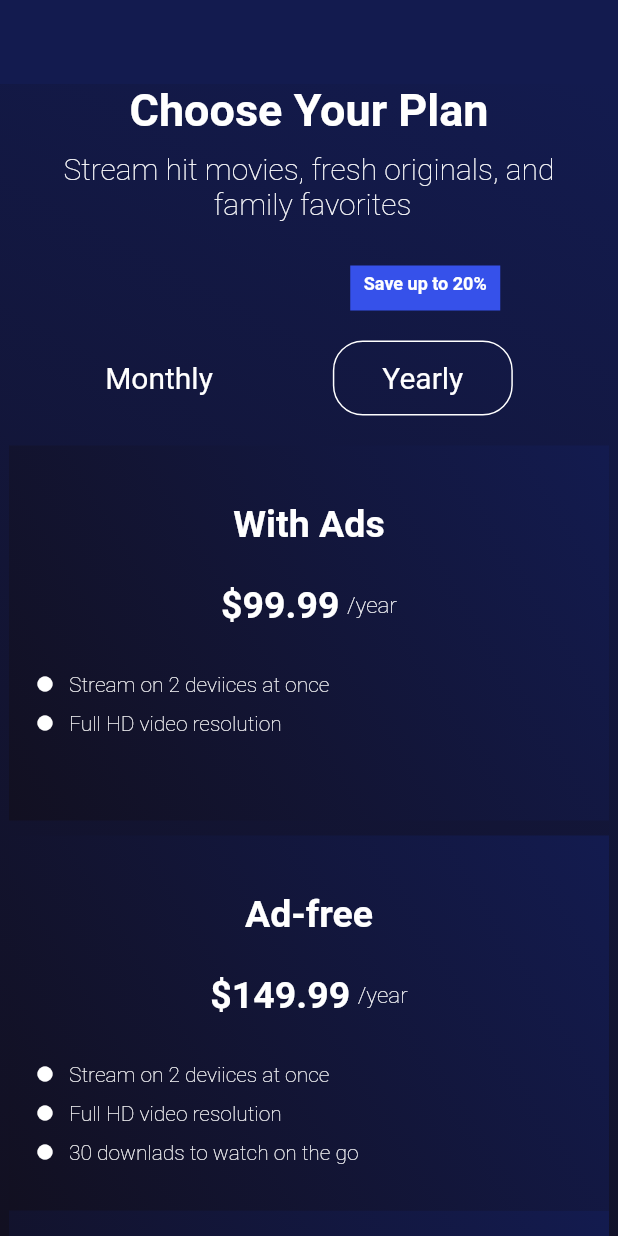
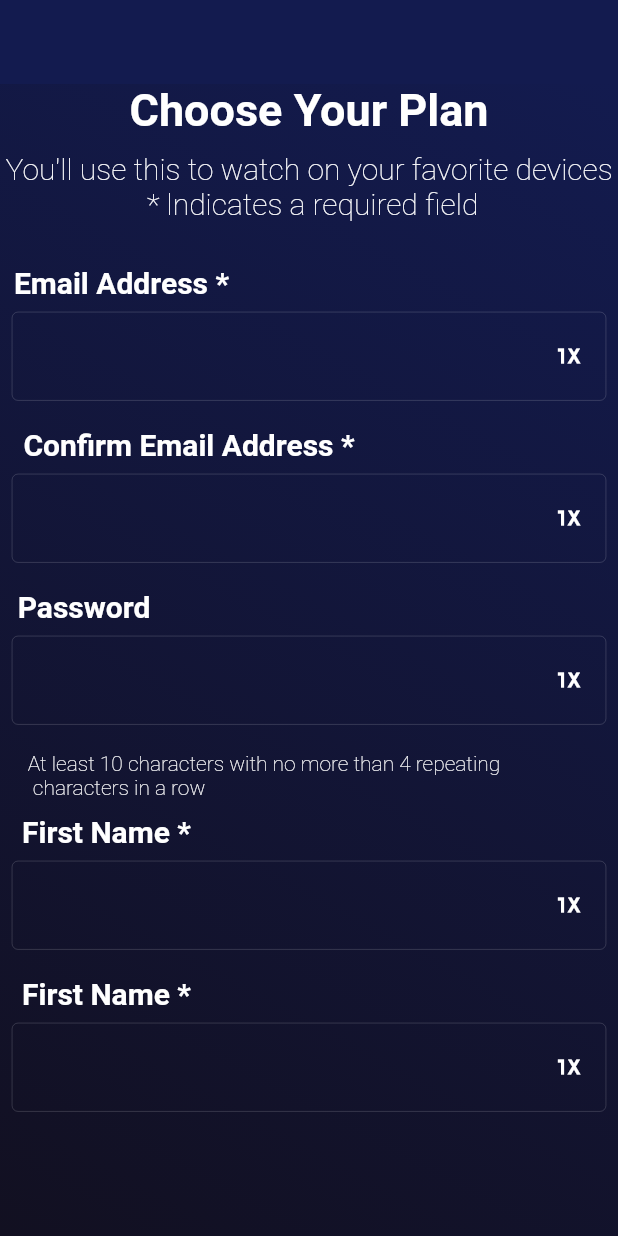
Before and after one commit to Mrzogy/Max, a Flutter app: the screen it shows after launch, on a phone screen of 412 x 824 dp. Run offline on Flutter 3.47's test engine with Material 2 defaults, Android fonts, the phone set to English and light mode, and no system bars.

Commit message:
creat account add text field

```diff
--- /dev/null
+++ b/lib/View/creat_account.dart
@@ -0,0 +1,146 @@
+import 'package:flutter/material.dart';
+import 'package:max_app/compunent/plan_text.dart';
+import 'package:max_app/compunent/plan_text_description.dart';
+
+class Creataccount extends StatelessWidget {
+  const Creataccount({super.key});
+
+  @override
+  Widget build(BuildContext context) {
+    return Scaffold(
+      appBar: AppBar(
+        elevation: 0,
+        backgroundColor: const Color(0xff131b4f),
+      ),
+      body: SafeArea(
+          bottom: false,
+          child: Column(
+            children: [
+              Expanded(
+                child: Container(
+                  width: 500,
+                  height: 930,
+                  decoration: const BoxDecoration(
+                    shape: BoxShape.rectangle,
+                    gradient: LinearGradient(
+                      begin: Alignment.topRight,
+                      end: Alignment.bottomLeft,
+                      colors: [
+                        Color(0xff131b4f),
+                        Color(0xff121021),
+                      ],
+                    ),
+                  ),
+                  child: Column(
+                    children: [
+                      Plantext(),
+                      SizedBox(
+                        height: 10,
+                      ),
+                      PlanTextDescription(
+                        title:
+                            "You'll use this to watch on your favorite devices\n * lndicates a required field",
+                      ),
+                      SizedBox(
+                        height: 30,
+                      ),
+                      Textfieldtext(
+                        title: "Email Address *",
+                        padding: 250,
+                      ),
+                      Textfieldmax(
+                        title: "Email Address",
+                      ),
+                      SizedBox(
+                        height: 10,
+                      ),
+                      Textfieldtext(
+                        title: "Confirm Email Address *",
+                        padding: 160,
+                      ),
+                      Textfieldmax(title: "title"),
+                      SizedBox(
+                        height: 10,
+                      ),
+                      Textfieldtext(title: "Password", padding: 300),
+                      Textfieldmax(title: "title"),
+                      SizedBox(
+                        height: 10,
+                      ),
+                      Padding(
+                        padding: const EdgeInsets.only(
+                          right: 60,
+                        ),
+                        child: Text(
+                          "At least 10 characters with no more than 4 repeating\n characters in a row",
+                          style: TextStyle(
+                              color: Colors.white, fontWeight: FontWeight.w100),
+                        ),
+                      ),
+                      SizedBox(
+                        height: 10,
+                      ),
+                      Textfieldtext(title: "First Name *", padding: 270),
+                      Textfieldmax(title: "title"),
+                      SizedBox(
+                        height: 10,
+                      ),
+                      Textfieldtext(title: "First Name *", padding: 270),
+                      Textfieldmax(title: "title"),
+
+                    ],
+                  ),
+                ),
+              ),
+            ],
+          )),
+    );
+  }
+}
+
+class Textfieldtext extends StatelessWidget {
+  const Textfieldtext({
+    super.key,
+    required this.title,
+    required this.padding,
+  });
+  final String title;
+  final double padding;
+  @override
+  Widget build(BuildContext context) {
+    return Padding(
+      padding: EdgeInsets.only(right: padding),
+      child: Text(
+        title,
+        style: TextStyle(
+            color: Colors.white, fontSize: 20, fontWeight: FontWeight.bold),
+      ),
+    );
+  }
+}
+
+class Textfieldmax extends StatelessWidget {
+  const Textfieldmax({
+    super.key,
+    required this.title,
+  });
+  final String title;
+  @override
+  Widget build(BuildContext context) {
+    return Padding(
+      padding: const EdgeInsets.all(8.0),
+      child: TextField(
+        decoration: InputDecoration(
+          enabledBorder: OutlineInputBorder(
+              borderSide: BorderSide(width: 0.1, color: Colors.white)),
+          // hintText: title,
+          suffixIcon: Icon(
+            Icons.one_x_mobiledata,
+            color: Colors.white,
+          ),
+          hintStyle: TextStyle(color: Colors.white),
+        ),
+      ),
+    );
+  }
+}
--- a/lib/View/onbording_screen.dart
+++ b/lib/View/onbording_screen.dart
@@ -46,7 +46,10 @@ class Onboarding extends StatelessWidget {
                           const SizedBox(
                             height: 10,
                           ),
-                          const PlanTextDescription(),
+                          PlanTextDescription(
+                            title:
+                                'Stream hit movies, fresh originals, and\n family favorites',
+                          ),
                           const SizedBox(
                             height: 30,
                           ),
--- a/lib/compunent/plan_text_description.dart
+++ b/lib/compunent/plan_text_description.dart
@@ -2,13 +2,13 @@ import 'package:flutter/material.dart';
 
 class PlanTextDescription extends StatelessWidget {
   const PlanTextDescription({
-    super.key,
+    super.key, required this.title,
   });
-
+  final String title;
   @override
   Widget build(BuildContext context) {
-    return const Text(
-      'Stream hit movies, fresh originals, and\n family favorites',
+    return  Text(
+      title,
       maxLines: 2,
       textAlign: TextAlign.center,
       style: TextStyle(
--- a/lib/main.dart
+++ b/lib/main.dart
@@ -1,4 +1,5 @@
 import 'package:flutter/material.dart';
+import 'package:max_app/View/creat_account.dart';
 import 'package:max_app/View/onbording_screen.dart';
 
 void main() {
@@ -10,8 +11,6 @@ class MainApp extends StatelessWidget {
 
   @override
   Widget build(BuildContext context) {
-    return const MaterialApp(
-      home: Onboarding()
-    );
+    return const MaterialApp(home: Creataccount());
   }
 }
```
